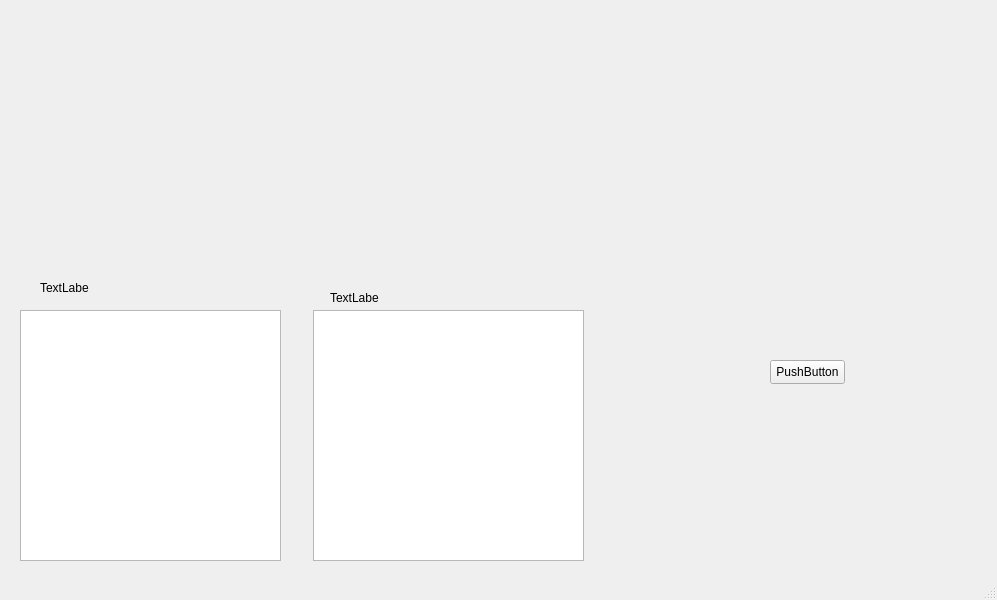
Before: the Qt Designer form main_window.ui in 1-Loneliness-1/MasterDiploma, drawn with Qt 5.
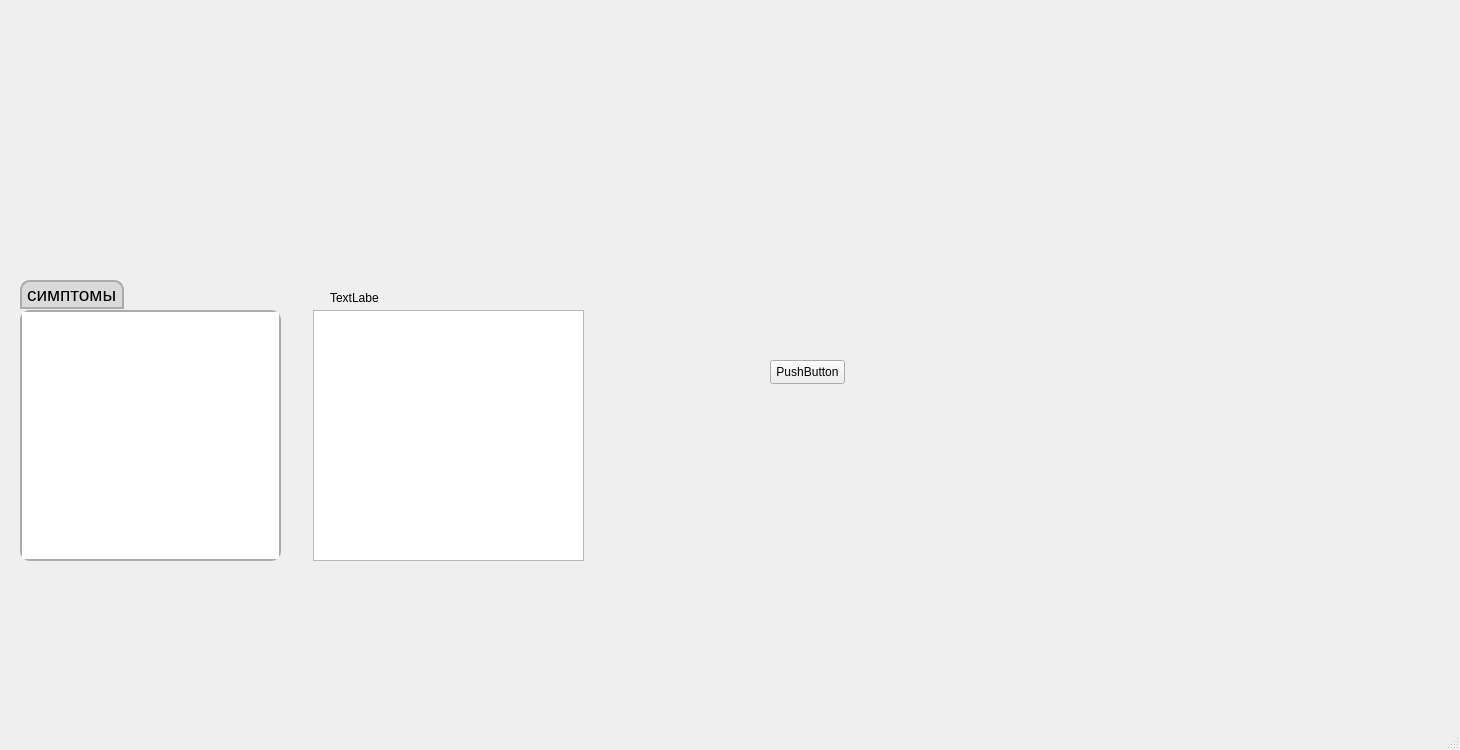
After: the same form once the commit is applied. Icons and pictures are not drawn.

Commit message: feat(ui): create main elements in the screen

Diff of the .ui file:
```diff
--- a/main_window.ui
+++ b/main_window.ui
@@ -6,8 +6,8 @@
    <rect>
     <x>0</x>
     <y>0</y>
-    <width>997</width>
-    <height>600</height>
+    <width>1460</width>
+    <height>750</height>
    </rect>
   </property>
   <property name="windowTitle">
@@ -71,6 +71,15 @@
       <height>251</height>
      </rect>
     </property>
+    <property name="font">
+     <font>
+      <pointsize>14</pointsize>
+     </font>
+    </property>
+    <property name="styleSheet">
+     <string notr="true">border: 2px solid #ABABAB;
+border-radius: 10px;</string>
+    </property>
    </widget>
    <widget class="QTextEdit" name="textEdit_2">
     <property name="geometry">
@@ -85,14 +94,43 @@
    <widget class="QLabel" name="label">
     <property name="geometry">
      <rect>
-      <x>40</x>
+      <x>20</x>
       <y>280</y>
-      <width>49</width>
-      <height>16</height>
+      <width>104</width>
+      <height>29</height>
      </rect>
     </property>
+    <property name="font">
+     <font>
+      <family>Segoe UI</family>
+      <pointsize>14</pointsize>
+     </font>
+    </property>
+    <property name="styleSheet">
+     <string notr="true">border-top-left-radius: 10px;
+border-top-right-radius: 10px;
+border: 2px solid #ABABAB;
+min-height: 25px;
+min-width: 100px;
+max-height: 25px;
+max-width: 100px;
+background-color: #DADADA;
+text-alignment: center;</string>
+    </property>
+    <property name="frameShape">
+     <enum>QFrame::NoFrame</enum>
+    </property>
+    <property name="frameShadow">
+     <enum>QFrame::Plain</enum>
+    </property>
+    <property name="lineWidth">
+     <number>1</number>
+    </property>
+    <property name="midLineWidth">
+     <number>1</number>
+    </property>
     <property name="text">
-     <string>TextLabel</string>
+     <string>симптомы</string>
     </property>
    </widget>
    <widget class="QLabel" name="label_2">
```
Left out of the diff: 18 changed lines with no effect on the pictures. The commit also changes 3 other files.
